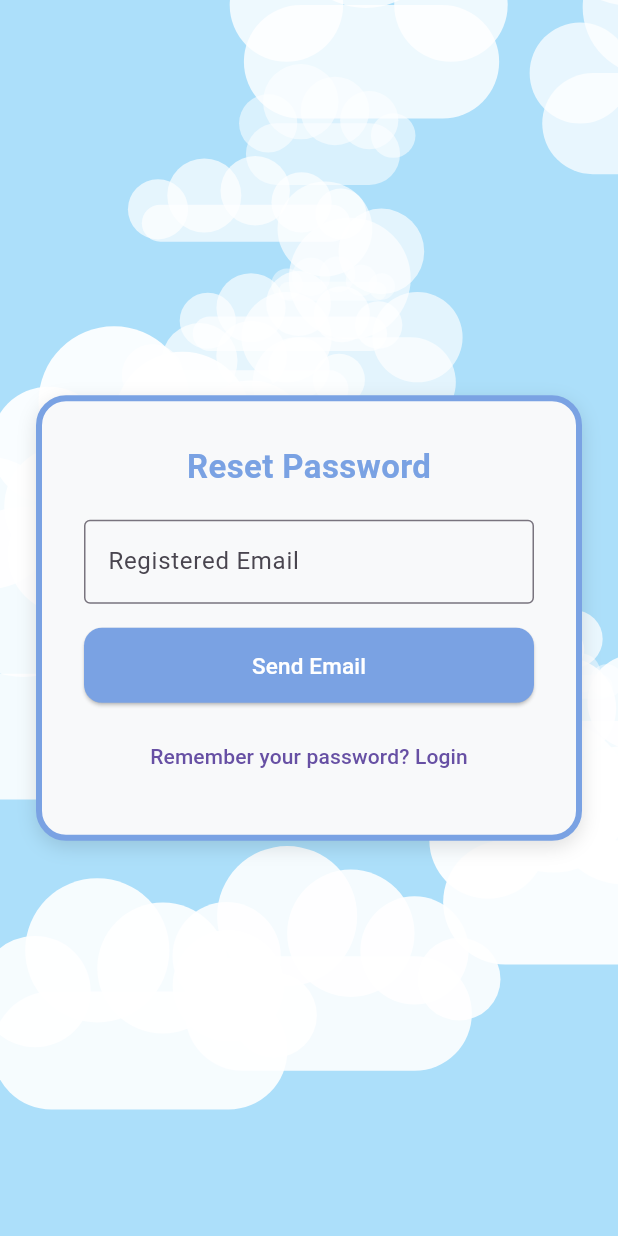
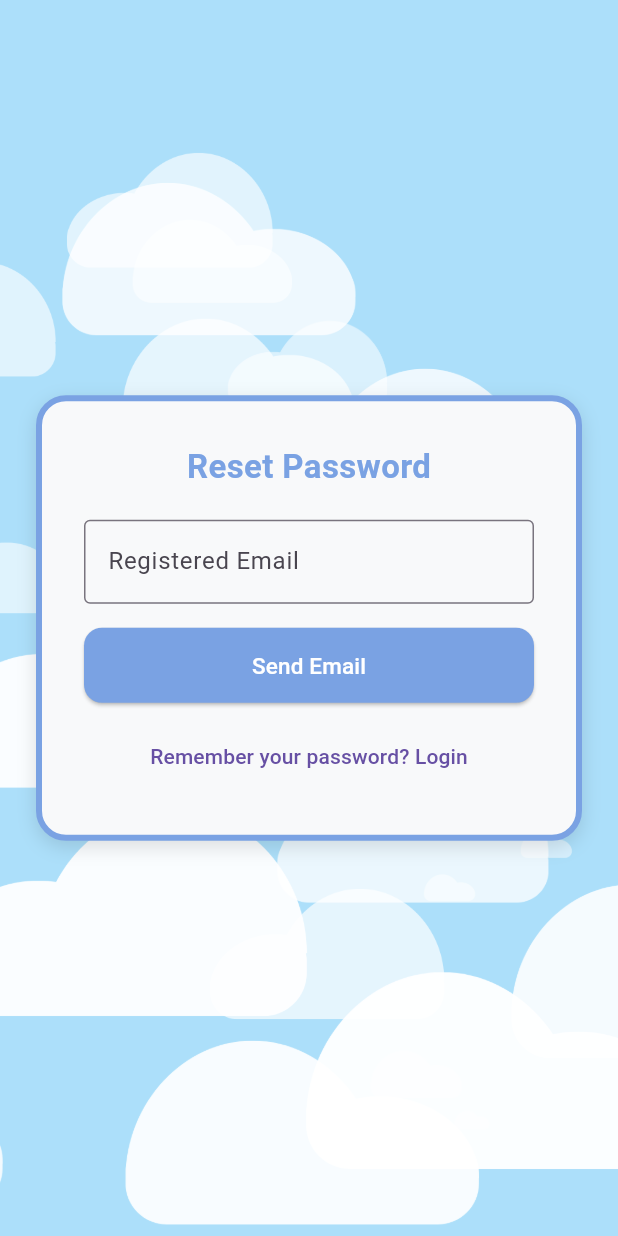
Before and after one commit to naddyafav/LargeProjectCOP4331, a Flutter app: the screen it shows after launch, after a tap on "Forgot your password? Reset Now!", on a phone screen of 412 x 824 dp. Run offline on Flutter 3.47's test engine with Material 3 defaults, Android fonts, the phone set to English and light mode, and no system bars; accounts and stored records are empty; network calls fail.

Commit message:
fixed cloud UI

````diff
--- a/PersonalityApp/mobile/lib/clouds_widget.dart
+++ b/PersonalityApp/mobile/lib/clouds_widget.dart
@@ -2,19 +2,27 @@ import 'package:flutter/material.dart';
 import 'package:flutter/scheduler.dart';
 import 'dart:math' as math;
 
+// ── Cloud assets ──────────────────────────────────────────────────────────────
+
+const _cloudAssets = [
+  'assets/cloud1.png',
+  'assets/cloud2.png',
+  'assets/cloud3.png',
+];
+
 // ── Cloud data model ──────────────────────────────────────────────────────────
 
 class _CloudData {
-  /// Normalized start offset in the range [0, screenW + width + 100).
-  /// At time T, the raw position is (normalizedStart + speed * T),
-  /// then wrapped via modulo to keep the cloud cycling infinitely.
+  /// Normalized start offset used to compute position each tick.
+  /// raw = normalizedStart + speed * elapsedSeconds
+  /// then wrapped via safe modulo to keep the cloud cycling infinitely.
   final double normalizedStart;
-  final double topFraction; // 0..1
+  final double topFraction; // 0..1 of screen height
   final double width;       // logical pixels
   final double speed;       // pixels per second
   final bool leftToRight;
   final double opacity;     // 0.4..1.0
-  final int type;           // 0, 1, or 2
+  final int imageIndex;     // 0, 1, or 2  → _cloudAssets[imageIndex]
 
   const _CloudData({
     required this.normalizedStart,
@@ -23,7 +31,7 @@ class _CloudData {
     required this.speed,
     required this.leftToRight,
     required this.opacity,
-    required this.type,
+    required this.imageIndex,
   });
 }
 
@@ -38,11 +46,21 @@ List<_CloudData> _generateClouds(math.Random rand, double screenW) {
     0.48, 0.05, 0.82, 0.27, 0.66, 0.85, 0.73, 0.1, 0.5, 0.85
   ];
 
+  int lastImageIndex = -1;
+  int nextImage() {
+    int idx;
+    do {
+      idx = rand.nextInt(3);
+    } while (idx == lastImageIndex);
+    lastImageIndex = idx;
+    return idx;
+  }
+
   // ── 10 initial clouds — already scattered on screen ──────────────────────
   for (int i = 0; i < 10; i++) {
     final sizeFactor = rand.nextDouble();
-    final width = 70.0 + sizeFactor * 180.0; // 70px .. 250px
-    final speed = (50.0 - sizeFactor * 25.0); // ~25..50 px/s
+    final width = 100.0 + sizeFactor * 400.0; // 100px .. 500px (matches React)
+    final speed = (80.0 - sizeFactor * 40.0) / 10.0; // React uses 80-40s duration → ~px/s
     final total = screenW + width + 100;
     // Map a visible screen position into normalized space.
     final screenPos = horizontalPos[i] * screenW;
@@ -55,15 +73,15 @@ List<_CloudData> _generateClouds(math.Random rand, double screenW) {
       speed: speed,
       leftToRight: rand.nextBool(),
       opacity: 0.4 + sizeFactor * 0.6,
-      type: rand.nextInt(3),
+      imageIndex: nextImage(),
     ));
   }
 
   // ── 15 looping clouds — random phases so they spread out over time ────────
   for (int i = 0; i < 15; i++) {
     final sizeFactor = rand.nextDouble();
-    final width = 70.0 + sizeFactor * 180.0;
-    final speed = 50.0 - sizeFactor * 25.0;
+    final width = 100.0 + sizeFactor * 400.0;
+    final speed = (80.0 - sizeFactor * 40.0) / 10.0;
     final total = screenW + width + 100;
 
     clouds.add(_CloudData(
@@ -73,7 +91,7 @@ List<_CloudData> _generateClouds(math.Random rand, double screenW) {
       speed: speed,
       leftToRight: rand.nextBool(),
       opacity: 0.4 + sizeFactor * 0.6,
-      type: rand.nextInt(3),
+      imageIndex: nextImage(),
     ));
   }
 
@@ -83,7 +101,7 @@ List<_CloudData> _generateClouds(math.Random rand, double screenW) {
 // ── Widget ────────────────────────────────────────────────────────────────────
 
 /// Drop this inside a [Stack] as a [Positioned.fill] child to get an animated
-/// sky-cloud background that mirrors the React Clouds component.
+/// PNG-cloud background that mirrors the React Clouds component.
 ///
 /// Example:
 /// ```dart
@@ -125,7 +143,7 @@ class _CloudsBackgroundState extends State<CloudsBackground>
   List<_CloudData> _getClouds(double screenW) {
     if (_clouds == null || (screenW - _lastScreenW).abs() > 1) {
       _lastScreenW = screenW;
-      // Use a fixed seed so cloud layout is consistent between rebuilds.
+      // Fixed seed → consistent layout across rebuilds / hot-restarts.
       _clouds = _generateClouds(math.Random(42), screenW);
     }
     return _clouds!;
@@ -143,14 +161,35 @@ class _CloudsBackgroundState extends State<CloudsBackground>
           child: AnimatedBuilder(
             animation: _elapsed,
             builder: (context, _) {
-              return CustomPaint(
-                size: Size(screenW, screenH),
-                painter: _CloudPainter(
-                  clouds: clouds,
-                  elapsedSeconds: _elapsed.value,
-                  screenW: screenW,
-                  screenH: screenH,
-                ),
+              return Stack(
+                clipBehavior: Clip.hardEdge,
+                children: clouds.map((cloud) {
+                  final total = screenW + cloud.width + 100;
+                  final raw = cloud.normalizedStart + cloud.speed * _elapsed.value;
+                  final wrapped = ((raw % total) + total) % total; // safe modulo
+
+                  final double x;
+                  if (cloud.leftToRight) {
+                    x = wrapped - (cloud.width + 50);
+                  } else {
+                    x = screenW + 50 - wrapped;
+                  }
+
+                  final y = cloud.topFraction * screenH;
+
+                  return Positioned(
+                    left: x,
+                    top: y,
+                    width: cloud.width,
+                    child: Opacity(
+                      opacity: cloud.opacity,
+                      child: Image.asset(
+                        _cloudAssets[cloud.imageIndex],
+                        fit: BoxFit.contain,
+                      ),
+                    ),
+                  );
+                }).toList(),
               );
             },
           ),
@@ -159,116 +198,3 @@ class _CloudsBackgroundState extends State<CloudsBackground>
     );
   }
 }
-
-// ── Painter ───────────────────────────────────────────────────────────────────
-
-class _CloudPainter extends CustomPainter {
-  final List<_CloudData> clouds;
-  final double elapsedSeconds;
-  final double screenW;
-  final double screenH;
-
-  const _CloudPainter({
-    required this.clouds,
-    required this.elapsedSeconds,
-    required this.screenW,
-    required this.screenH,
-  });
-
-  @override
-  void paint(Canvas canvas, Size size) {
-    for (final cloud in clouds) {
-      _paintCloud(canvas, cloud);
-    }
-  }
-
-  void _paintCloud(Canvas canvas, _CloudData c) {
-    final total = screenW + c.width + 100;
-    final raw = c.normalizedStart + c.speed * elapsedSeconds;
-    final wrapped = ((raw % total) + total) % total; // safe modulo
-
-    // Convert wrapped position to screen x (left edge of cloud).
-    final double x;
-    if (c.leftToRight) {
-      x = wrapped - (c.width + 50);
-    } else {
-      // Mirror for right-to-left clouds.
-      x = screenW + 50 - wrapped;
-    }
-
-    final y = c.topFraction * screenH;
-    _drawShape(canvas, Offset(x, y), c.width, c.opacity, c.type);
-  }
-
-  void _drawShape(Canvas canvas, Offset o, double w, double opacity, int type) {
-    final paint = Paint()
-      ..color = Colors.white.withValues(alpha: opacity)
-      ..style = PaintingStyle.fill;
-
-    switch (type % 3) {
-      case 0:
-        _drawStandard(canvas, paint, o, w);
-      case 1:
-        _drawTall(canvas, paint, o, w);
-      default:
-        _drawWispy(canvas, paint, o, w);
-    }
-  }
-
-  /// Standard puffy cloud — wide, gentle bumps.
-  void _drawStandard(Canvas canvas, Paint p, Offset o, double w) {
-    final h = w * 0.18;
-    // Flat base
-    canvas.drawRRect(
-      RRect.fromRectAndRadius(
-        Rect.fromLTWH(o.dx + w * 0.05, o.dy - h, w * 0.9, h * 2),
-        Radius.circular(h),
-      ),
-      p,
-    );
-    // Bumps left → right
-    canvas.drawCircle(Offset(o.dx + w * 0.18, o.dy - h), w * 0.17, p);
-    canvas.drawCircle(Offset(o.dx + w * 0.37, o.dy - h * 1.7), w * 0.22, p);
-    canvas.drawCircle(Offset(o.dx + w * 0.57, o.dy - h * 1.4), w * 0.20, p);
-    canvas.drawCircle(Offset(o.dx + w * 0.77, o.dy - h * 1.1), w * 0.17, p);
-    canvas.drawCircle(Offset(o.dx + w * 0.91, o.dy - h * 0.6), w * 0.13, p);
-  }
-
-  /// Tall cumulus — pronounced vertical stacking.
-  void _drawTall(Canvas canvas, Paint p, Offset o, double w) {
-    final h = w * 0.20;
-    canvas.drawRRect(
-      RRect.fromRectAndRadius(
-        Rect.fromLTWH(o.dx + w * 0.05, o.dy - h, w * 0.9, h * 2),
-        Radius.circular(h),
-      ),
-      p,
-    );
-    canvas.drawCircle(Offset(o.dx + w * 0.20, o.dy - h), w * 0.20, p);
-    canvas.drawCircle(Offset(o.dx + w * 0.48, o.dy - h * 2.3), w * 0.27, p);
-    canvas.drawCircle(Offset(o.dx + w * 0.78, o.dy - h), w * 0.20, p);
-    canvas.drawCircle(Offset(o.dx + w * 0.37, o.dy - h * 3.4), w * 0.21, p);
-    canvas.drawCircle(Offset(o.dx + w * 0.62, o.dy - h * 2.9), w * 0.19, p);
-  }
-
-  /// Wispy cirrus — thin, elongated.
-  void _drawWispy(Canvas canvas, Paint p, Offset o, double w) {
-    final h = w * 0.10;
-    canvas.drawRRect(
-      RRect.fromRectAndRadius(
-        Rect.fromLTWH(o.dx + w * 0.05, o.dy - h * 0.8, w * 0.9, h * 1.6),
-        Radius.circular(h * 0.8),
-      ),
-      p,
-    );
-    canvas.drawCircle(Offset(o.dx + w * 0.12, o.dy - h * 0.6), w * 0.13, p);
-    canvas.drawCircle(Offset(o.dx + w * 0.32, o.dy - h * 1.2), w * 0.16, p);
-    canvas.drawCircle(Offset(o.dx + w * 0.54, o.dy - h * 1.4), w * 0.15, p);
-    canvas.drawCircle(Offset(o.dx + w * 0.74, o.dy - h * 0.9), w * 0.13, p);
-    canvas.drawCircle(Offset(o.dx + w * 0.91, o.dy - h * 0.4), w * 0.11, p);
-  }
-
-  @override
-  bool shouldRepaint(_CloudPainter old) =>
-      old.elapsedSeconds != elapsedSeconds;
-}
--- a/PersonalityApp/mobile/pubspec.yaml
+++ b/PersonalityApp/mobile/pubspec.yaml
@@ -20,3 +20,8 @@ dev_dependencies:
 
 flutter:
   uses-material-design: true
+
+  assets:
+    - assets/cloud1.png
+    - assets/cloud2.png
+    - assets/cloud3.png
````
Also changed, not shown: PersonalityApp/mobile/assets/cloud1.png (added), PersonalityApp/mobile/assets/cloud2.png (added), PersonalityApp/mobile/assets/cloud3.png (added).
